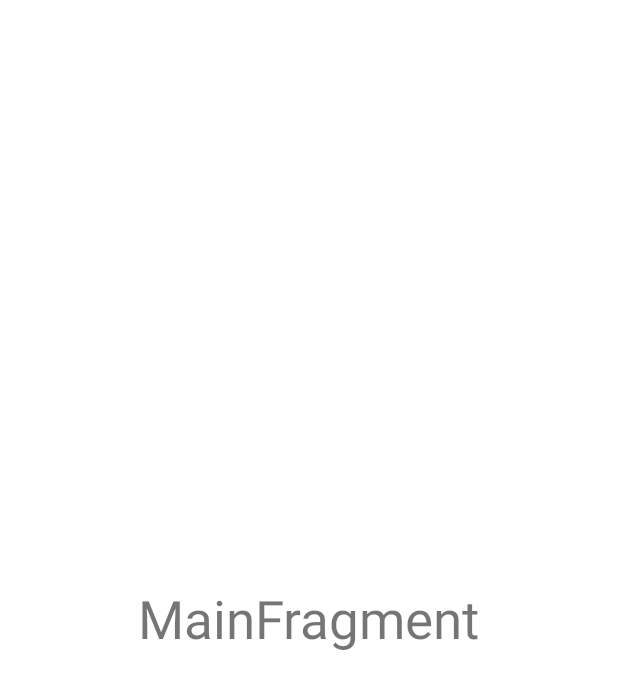
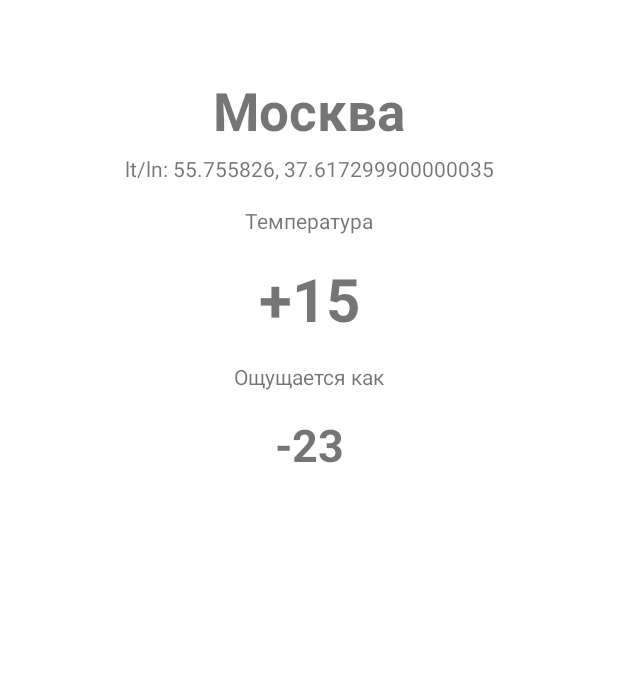
Before and after one commit to streych/Rweather, an Android app: the layout main_fragment.xml on its own in the app's theme, with its tools: preview values and no code run, on a phone screen of 412 x 824 dp. Shown: the top 689 px of the screen. Run offline under Robolectric (Android 15) with nearby library versions, the phone set to English and light mode, and no system bars.

Commit message:
add model

```diff
--- a/app/src/main/java/com/example/rweather/model/AppState.kt
+++ b/app/src/main/java/com/example/rweather/model/AppState.kt
@@ -1,11 +1,14 @@
 package com.example.rweather.model
+
+import com.example.rweather.model.data.Weather
 
 //Всего у нас будет три состояния приложения:
 //Success: приложение работает, данные отображаются.
 //Loading: приложение загружает данные.
 //Error: в приложении произошла какая-то ошибка.
+
 sealed class AppState {
-    data class Success(val  weatherData: String) : AppState()
+    data class Success(val  weatherData: Weather) : AppState()
     class Error(val error: Throwable): AppState()
     object Loading: AppState()
 }
--- /dev/null
+++ b/app/src/main/java/com/example/rweather/model/data/City.kt
@@ -0,0 +1,7 @@
+package com.example.rweather.model.data
+
+data class City(
+    val city: String,
+    val lat: Double,
+    val lon: Double
+)
--- /dev/null
+++ b/app/src/main/java/com/example/rweather/model/data/Weather.kt
@@ -0,0 +1,9 @@
+package com.example.rweather.model.data
+
+data class Weather(
+    val city: City = getDefaultCity(),
+    val temperature : Int = 0,
+    val feelsLike: Int = 0
+)
+
+fun getDefaultCity() = City("Москва", 55.7558, 37.61729)
--- /dev/null
+++ b/app/src/main/java/com/example/rweather/model/repository/Repository.kt
@@ -0,0 +1,8 @@
+package com.example.rweather.model.repository
+
+import com.example.rweather.model.data.Weather
+
+interface Repository {
+    fun getWeatherFromServer(): Weather
+    fun getWeatherFromLoacalStorage(): Weather
+}
--- /dev/null
+++ b/app/src/main/java/com/example/rweather/model/repository/RepositoryImpl.kt
@@ -0,0 +1,15 @@
+package com.example.rweather.model.repository
+
+import com.example.rweather.model.data.Weather
+
+class RepositoryImpl: Repository {
+
+    override fun getWeatherFromServer(): Weather {
+        return Weather()
+    }
+
+    override fun getWeatherFromLoacalStorage(): Weather {
+        return Weather()
+    }
+
+}
--- a/app/src/main/java/com/example/rweather/ui/main/MainFragment.kt
+++ b/app/src/main/java/com/example/rweather/ui/main/MainFragment.kt
@@ -1,15 +1,17 @@
 package com.example.rweather.ui.main
 
-import androidx.lifecycle.ViewModelProvider
 import android.os.Bundle
-import androidx.fragment.app.Fragment
 import android.view.LayoutInflater
 import android.view.View
 import android.view.ViewGroup
 import android.widget.Toast
+import androidx.fragment.app.Fragment
 import androidx.lifecycle.Observer
+import androidx.lifecycle.ViewModelProvider
+import com.example.rweather.R
 import com.example.rweather.databinding.MainFragmentBinding
 import com.example.rweather.model.AppState
+import com.example.rweather.model.data.Weather
 import com.google.android.material.snackbar.Snackbar
 
 class MainFragment : Fragment() {
@@ -51,16 +53,17 @@ class MainFragment : Fragment() {
     }
     override fun onViewCreated(view: View, savedInstanceState: Bundle?) {
         viewModel.getLivaData().observe(viewLifecycleOwner, Observer { a -> renderData(a) })
+
         //val observer = Observer<AppState> { a -> renderData(a) }
         //viewModel.get().observe(viewLifecycleOwner, observer)
-        viewModel.getWeather()
+        viewModel.getWeatherFromRemoateSource()
     }
     private fun renderData(data: AppState) {
         when(data){
             is AppState.Success -> {
                 val weatherData = data.weatherData
                 binding.loadingLayout.visibility = View.GONE
-                binding.message.text = weatherData
+                populateData(weatherData)
             }
             is AppState.Loading -> {
                 binding.loadingLayout.visibility = View.VISIBLE
@@ -72,9 +75,21 @@ class MainFragment : Fragment() {
         }
         //Toast.makeText(context, "data", Toast.LENGTH_LONG).show()
         //Snackbar.make(context, "data", Snackbar.LENGTH_LONG)
+
         Toast.makeText(context, "It is a toast ", Toast.LENGTH_SHORT).show();
     }
 
-
+    private fun populateData(weatherData: Weather) {
+        with(binding) {
+            cityName.text = weatherData.city.city
+            cityCoordinates.text = String.format(
+                getString(R.string.city_coordinates),
+                weatherData.city.lat.toString(),
+                weatherData.city.lon.toString()
+            )
+            temperatureValue.text = weatherData.temperature.toString()
+            feelsLikeValue.text = weatherData.feelsLike.toString()
+        }
+    }
 
 }
--- a/app/src/main/java/com/example/rweather/ui/main/MainViewModel.kt
+++ b/app/src/main/java/com/example/rweather/ui/main/MainViewModel.kt
@@ -4,22 +4,20 @@ import androidx.lifecycle.LiveData
 import androidx.lifecycle.MutableLiveData
 import androidx.lifecycle.ViewModel
 import com.example.rweather.model.AppState
+import com.example.rweather.model.repository.Repository
+import com.example.rweather.model.repository.RepositoryImpl
 import java.lang.Thread.sleep
 
 //наследуемся от ViewModel
 //добавим констркутор
-class MainViewModel (private val liveDataToObserve: MutableLiveData<AppState> = MutableLiveData()):
+class MainViewModel (private val repository: Repository = RepositoryImpl()):
     ViewModel() {
-
+    private val liveDataToObserve: MutableLiveData<AppState> = MutableLiveData()
     //Передаём в конструктор LiveData, а точнее, реализацию LiveData
     fun getLivaData() = liveDataToObserve
     fun getWeather() = getDataFromLocalSource()
-    /*
-        fun getData(): LiveData<AppState>{
-        getDataFromLocalSource()
-            return liveDataToObserve
-        }
-    */
+
+    fun getWeatherLocalSource() = getDataFromLocalSource()
     //Мы добавили метод getDataFromLocalSource,
     // который имитирует запрос к БД или ещё какому-то источнику данных в приложении.
     // Запрос осуществляется асинхронно в отдельном потоке. Как только поток «просыпается»,
@@ -31,8 +29,18 @@ class MainViewModel (private val liveDataToObserve: MutableLiveData<AppState> =
         liveDataToObserve.value = AppState.Loading
 
         Thread{
+            sleep(1000);
+            liveDataToObserve.postValue(AppState.Success(repository.getWeatherFromLoacalStorage()))
+        }.start()
+    }
+
+    fun getWeatherFromRemoateSource(){
+        //загрузка данных
+        liveDataToObserve.value = AppState.Loading
+
+        Thread{
             sleep(3000);
-            liveDataToObserve.postValue(AppState.Success("12.12.2021"))
+            liveDataToObserve.postValue(AppState.Success(repository.getWeatherFromServer()))
         }.start()
     }
 }
--- a/app/src/main/res/layout/main_fragment.xml
+++ b/app/src/main/res/layout/main_fragment.xml
@@ -7,21 +7,75 @@
     xmlns:app="http://schemas.android.com/apk/res-auto">
 
     <androidx.constraintlayout.widget.ConstraintLayout
+        android:id="@+id/mainView"
         android:layout_width="match_parent"
-        android:layout_height="match_parent"
-        android:id="@+id/mainView">
+        android:layout_height="match_parent">
 
         <TextView
+            android:id="@+id/cityName"
             android:layout_width="wrap_content"
             android:layout_height="wrap_content"
-            android:id="@+id/message"
-            android:text="MainFragment"
+            android:layout_marginTop="@dimen/city_name_margin_top"
             android:textSize="35sp"
-            app:layout_constraintBottom_toBottomOf="parent"
+            android:textStyle="bold"
             app:layout_constraintEnd_toEndOf="parent"
             app:layout_constraintStart_toStartOf="parent"
-            app:layout_constraintTop_toTopOf="parent"/>
+            app:layout_constraintTop_toTopOf="parent"
+            tools:text="Москва" />
 
+        <TextView
+            android:id="@+id/cityCoordinates"
+            android:layout_width="wrap_content"
+            android:layout_height="wrap_content"
+            android:layout_marginTop="5dp"
+            app:layout_constraintEnd_toEndOf="parent"
+            app:layout_constraintStart_toStartOf="parent"
+            app:layout_constraintTop_toBottomOf="@+id/cityName"
+            tools:text="lt/ln: 55.755826, 37.617299900000035" />
+
+        <TextView
+            android:id="@+id/temperatureLabel"
+            android:layout_width="wrap_content"
+            android:layout_height="wrap_content"
+            android:layout_marginTop="@dimen/margin_15_dp"
+            android:text="@string/temperature_label"
+            app:layout_constraintEnd_toEndOf="parent"
+            app:layout_constraintStart_toStartOf="parent"
+            app:layout_constraintTop_toBottomOf="@+id/cityCoordinates" />
+
+        <TextView
+            android:id="@+id/temperatureValue"
+            android:layout_width="wrap_content"
+            android:layout_height="wrap_content"
+            android:layout_marginTop="@dimen/margin_15_dp"
+            android:textSize="@dimen/temperature_value_text_size"
+            android:textStyle="bold"
+            app:layout_constraintEnd_toEndOf="parent"
+            app:layout_constraintStart_toStartOf="parent"
+            app:layout_constraintTop_toBottomOf="@+id/temperatureLabel"
+            tools:text="+15" />
+
+        <TextView
+            android:id="@+id/feelsLikeLabel"
+            android:layout_width="wrap_content"
+            android:layout_height="wrap_content"
+            android:layout_marginTop="@dimen/margin_15_dp"
+            android:text="@string/feels_like_label"
+            app:layout_constraintEnd_toEndOf="parent"
+            app:layout_constraintStart_toStartOf="parent"
+            app:layout_constraintTop_toBottomOf="@+id/temperatureValue" />
+
+        <TextView
+            android:id="@+id/feelsLikeValue"
+            android:layout_width="wrap_content"
+            android:layout_height="wrap_content"
+            android:layout_marginTop="@dimen/margin_15_dp"
+            android:textSize="@dimen/feels_like_text_size"
+            android:textStyle="bold"
+            app:layout_constraintEnd_toEndOf="parent"
+            app:layout_constraintStart_toStartOf="parent"
+            app:layout_constraintTop_toBottomOf="@+id/feelsLikeLabel"
+            tools:text="-23" />
     </androidx.constraintlayout.widget.ConstraintLayout>
 
     <FrameLayout
--- /dev/null
+++ b/app/src/main/res/values/dimen.xml
@@ -0,0 +1,7 @@
+<?xml version="1.0" encoding="utf-8"?>
+<resources>
+    <dimen name="city_name_margin_top">50dp</dimen>
+    <dimen name="margin_15_dp">15dp</dimen>
+    <dimen name="temperature_value_text_size">40sp</dimen>
+    <dimen name="feels_like_text_size">30sp</dimen>
+</resources>
--- a/app/src/main/res/values/strings.xml
+++ b/app/src/main/res/values/strings.xml
@@ -1,3 +1,7 @@
 <resources>
     <string name="app_name">RWeather</string>
+    <string name="temperature_label">Температура</string>
+    <string name="feels_like_label">Ощущается как</string>
+    <string name="city_coordinates">lt/ln: %s, %s"</string>
+
 </resources>
```
